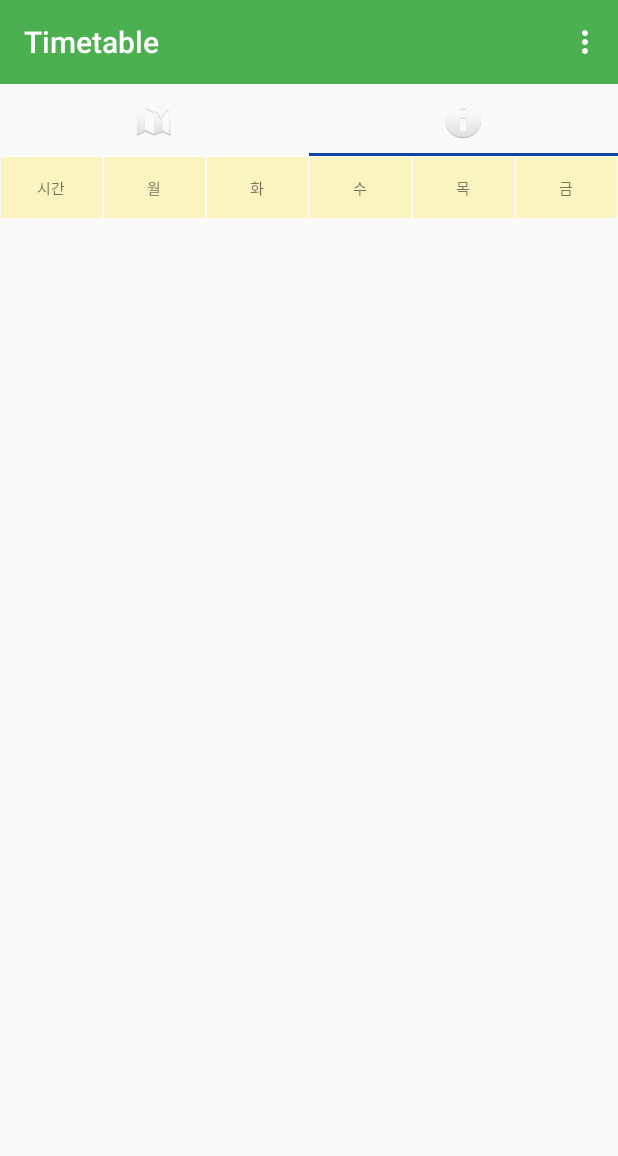
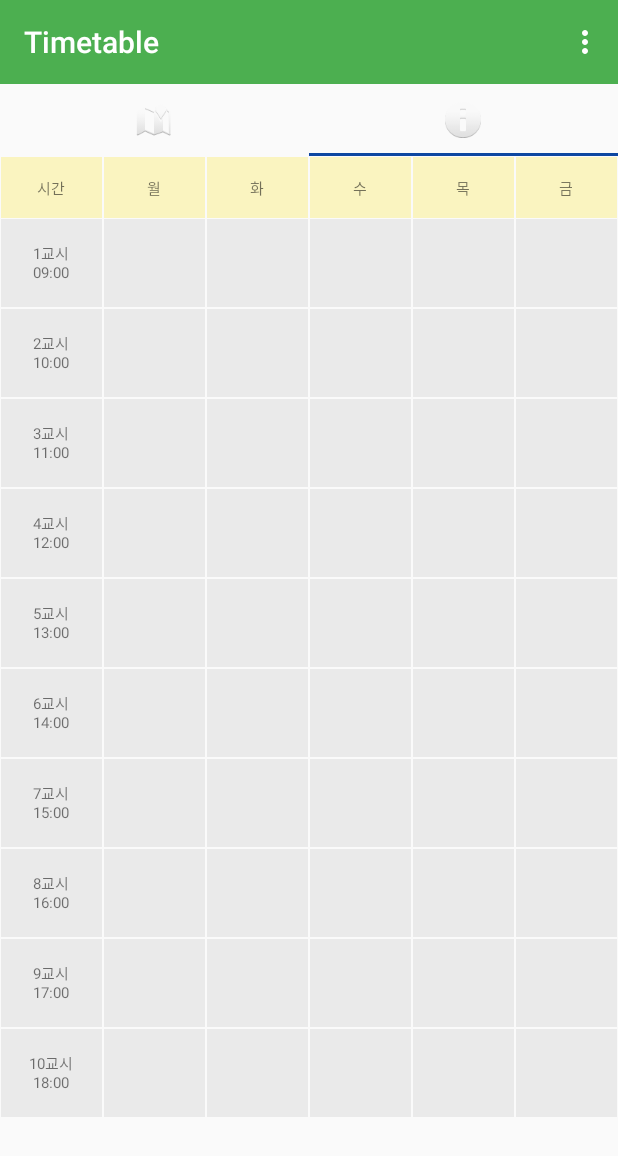
Before and after one commit to NEONKID/DuribonDuribon, an Android app: the screen it shows after launch (MainActivity), tab 2 chosen, on a phone screen of 412 x 824 dp. Shown: the top 1156 px of the screen. Run offline under Robolectric (Android 15) with nearby library versions, the phone set to English and light mode, and no system bars; our stand-ins replace ButterKnife; libraries missing offline, so code that uses them is left out: com.facebook.stetho, com.skp; 5 statements that could not run were skipped.

Commit message:
v0.6.5 시간표 디자인, 로직 버그 수정 Beta

```diff
--- a/app/src/main/java/duribon/dlug/org/duribonduribon/InteriorMapActivity.java
+++ b/app/src/main/java/duribon/dlug/org/duribonduribon/InteriorMapActivity.java
@@ -22,8 +22,9 @@ public class InteriorMapActivity extends AppCompatActivity {
     @Override
     protected void onCreate(Bundle savedInstanceState) {
         super.onCreate(savedInstanceState);
-        setContentView(R.layout.activity_interiormap);
+        setContentView(R.layout.fragment_timetable);
         ButterKnife.inject(this);
+
 
         setSupportActionBar(toolBar);
         getSupportActionBar().setDisplayHomeAsUpEnabled(true);
--- a/app/src/main/java/duribon/dlug/org/duribonduribon/fragment/TimetableFragment.java
+++ b/app/src/main/java/duribon/dlug/org/duribonduribon/fragment/TimetableFragment.java
@@ -3,7 +3,6 @@ package duribon.dlug.org.duribonduribon.fragment;
 import android.content.Context;
 import android.content.DialogInterface;
 import android.database.Cursor;
-import android.database.sqlite.SQLiteDatabase;
 import android.graphics.Color;
 import android.os.Bundle;
 import android.support.v4.app.Fragment;
@@ -40,7 +39,7 @@ public class TimetableFragment extends Fragment implements View.OnClickListener
             "6교시\n14:00","7교시\n15:00","8교시\n16:00","9교시\n17:00","10교시\n18:00"};
     String day_line[] = {"시간","월","화","수","목","금"};
 
-    LinearLayout layout[] = new LinearLayout[time_line.length];
+    LinearLayout[] layouts = new LinearLayout[time_line.length];
     LinearLayout lay_time;
 
     TextView time[] = new TextView[time_line.length];
@@ -52,6 +51,7 @@ public class TimetableFragment extends Fragment implements View.OnClickListener
     EditText put_classroom;
 
     int db_id;
+    int Lid = R.id.lay_A;
     String db_classroom, db_subject;
 
     public static TimetableFragment newInstance() {
@@ -75,32 +75,27 @@ public class TimetableFragment extends Fragment implements View.OnClickListener
 
         helper.search_data();
 
-        LinearLayout.LayoutParams params_1 = new LinearLayout.LayoutParams(LinearLayout.LayoutParams.MATCH_PARENT,
+        LinearLayout.LayoutParams params_1 = new LinearLayout.LayoutParams(
+                LinearLayout.LayoutParams.MATCH_PARENT,
                 LinearLayout.LayoutParams.MATCH_PARENT);
-        params_1.weight = 1;
-        params_1.width = getLcdSizeWidth() / 6;
-        params_1.height = getLcdSizeHeight() / 14;
+        params_1.weight = 1;    // 레이아웃의 weight를 동적으로 설정 (칸의 비율)
+        params_1.width=getLcdSizeWidth() / 6;
+        params_1.height=getLcdSizeHeight() / 14;
         params_1.setMargins(1, 1, 1, 1);
-        params_1.gravity = 1;
+        params_1.gravity=1; // 표가 뒤틀리는 것을 방지
 
-        LinearLayout.LayoutParams params_2 = new LinearLayout.LayoutParams(LinearLayout.LayoutParams.MATCH_PARENT,
-                ViewGroup.LayoutParams.MATCH_PARENT);
-        params_2.weight = 1;
-        params_2.width = getLcdSizeWidth() / 6;
-        params_2.height = getLcdSizeHeight() / 20;
+        LinearLayout.LayoutParams params_2 = new LinearLayout.LayoutParams(
+                LinearLayout.LayoutParams.MATCH_PARENT,
+                LinearLayout.LayoutParams.MATCH_PARENT);
+        params_2.weight = 1;    // 레이아웃의 weight를 동적으로 설정 (칸의 비율)
+        params_2.width=getLcdSizeWidth() / 6;
+        params_2.height=getLcdSizeHeight()/20;
         params_2.setMargins(1, 1, 1, 1);
 
         lay_time = (LinearLayout)ttview.findViewById(R.id.lay_time);
-        layout[0] = (LinearLayout)ttview.findViewById(R.id.lay_0);
-        layout[1] = (LinearLayout)ttview.findViewById(R.id.lay_1);
-        layout[2] = (LinearLayout)ttview.findViewById(R.id.lay_2);
-        layout[3] = (LinearLayout)ttview.findViewById(R.id.lay_3);
-        layout[4] = (LinearLayout)ttview.findViewById(R.id.lay_4);
-        layout[5] = (LinearLayout)ttview.findViewById(R.id.lay_5);
-        layout[6] = (LinearLayout)ttview.findViewById(R.id.lay_6);
-        layout[7] = (LinearLayout)ttview.findViewById(R.id.lay_7);
-        layout[8] = (LinearLayout)ttview.findViewById(R.id.lay_8);
-        layout[9] = (LinearLayout)ttview.findViewById(R.id.lay_9);
+        for(int i = 0; i < layouts.length; i++) {
+            layouts[i] = (LinearLayout)ttview.findViewById(Lid + i);
+        }
 
         //  요일
         for(int i = 0; i < day.length; i++) {
@@ -119,13 +114,13 @@ public class TimetableFragment extends Fragment implements View.OnClickListener
             time[i].setGravity(Gravity.CENTER);
             time[i].setBackgroundColor(Color.parseColor("#EAEAEA"));
             time[i].setTextSize(10);
-            layout[i].addView(time[i], params_1);
+            layouts[i].addView(time[i], params_1);
         }
 
         cursor = helper.getAll();
         cursor.moveToFirst();
 
-        for(int i = 0, id = 0; i < layout.length; i++) {
+        for(int i = 0, id = 0; i < layouts.length; i++) {
             for(int j = 1; j < day_line.length; j++) {
                 data[id] = new TextView(getActivity());
                 data[id].setId(id);
@@ -144,7 +139,7 @@ public class TimetableFragment extends Fragment implements View.OnClickListener
                 } else if(cursor.isAfterLast()) {
                     cursor.close();
                 }
-                layout[i].addView(data[id], params_1);
+                layouts[i].addView(data[id], params_1);
                 id++;
             }
         }
@@ -173,8 +168,8 @@ public class TimetableFragment extends Fragment implements View.OnClickListener
             @Override
             public void onClick(DialogInterface dialogInterface, int i) {
                 int get_id = data[id].getId();
-                helper.add(get_id, put_subject.getText().toString(), TimetableFragment.this.put_classroom.getText().toString());
-                data[id].setText("" + put_subject.getText() + "\n" + put_classroom);
+                helper.add(get_id, put_subject.getText().toString(), put_classroom.getText().toString());
+                data[id].setText("" + put_subject.getText() + "\n" + put_classroom.getText());
             }
         });
         add_dialog.setNegativeButton("취소", new DialogInterface.OnClickListener() {
--- a/app/src/main/res/layout/activity_timetable_add.xml
+++ b/app/src/main/res/layout/activity_timetable_add.xml
@@ -56,6 +56,4 @@
             />
     </LinearLayout>
 
-
-
 </LinearLayout>
--- a/app/src/main/res/layout/fragment_timetable.xml
+++ b/app/src/main/res/layout/fragment_timetable.xml
@@ -9,88 +9,77 @@
     <LinearLayout
         android:id="@+id/lay_time"
         android:layout_width="match_parent"
-        android:layout_height="match_parent"
-        android:orientation="horizontal" >
-    </LinearLayout>
+        android:layout_height="wrap_content"
+        android:orientation="horizontal" />
 
     <LinearLayout
-        android:id="@+id/lay_0"
+        android:id="@+id/lay_A"
         android:layout_width="match_parent"
         android:layout_height="wrap_content"
         android:layout_gravity="left"
-        android:orientation="horizontal">
-    </LinearLayout>
+        android:orientation="horizontal" />
 
     <LinearLayout
-        android:id="@+id/lay_1"
+        android:id="@+id/lay_B"
         android:layout_width="match_parent"
         android:layout_height="wrap_content"
         android:layout_gravity="left"
-        android:orientation="horizontal">
-    </LinearLayout>
+        android:orientation="horizontal" />
 
     <LinearLayout
-        android:id="@+id/lay_2"
+        android:id="@+id/lay_C"
         android:layout_width="wrap_content"
         android:layout_height="wrap_content"
         android:layout_gravity="left"
-        android:orientation="horizontal">
-    </LinearLayout>
+        android:orientation="horizontal" />
 
     <LinearLayout
-        android:id="@+id/lay_3"
+        android:id="@+id/lay_D"
         android:layout_width="wrap_content"
         android:layout_height="wrap_content"
         android:layout_gravity="left"
-        android:orientation="horizontal">
-    </LinearLayout>
+        android:orientation="horizontal" />
 
     <LinearLayout
-        android:id="@+id/lay_4"
+        android:id="@+id/lay_E"
         android:layout_width="wrap_content"
         android:layout_height="wrap_content"
         android:layout_gravity="left"
-        android:orientation="horizontal">
-    </LinearLayout>
+        android:orientation="horizontal" />
 
     <LinearLayout
-        android:id="@+id/lay_5"
+        android:id="@+id/lay_F"
         android:layout_width="wrap_content"
         android:layout_height="wrap_content"
         android:layout_gravity="left"
-        android:orientation="horizontal">
-    </LinearLayout>
+        android:orientation="horizontal" />
 
     <LinearLayout
-        android:id="@+id/lay_6"
+        android:id="@+id/lay_G"
         android:layout_width="wrap_content"
         android:layout_height="wrap_content"
         android:layout_gravity="left"
-        android:orientation="horizontal">
-    </LinearLayout>
+        android:orientation="horizontal" />
 
     <LinearLayout
-        android:id="@+id/lay_7"
+        android:id="@+id/lay_H"
         android:layout_width="wrap_content"
         android:layout_height="wrap_content"
         android:layout_gravity="left"
-        android:orientation="horizontal">
-    </LinearLayout>
+        android:orientation="horizontal" />
 
     <LinearLayout
-        android:id="@+id/lay_8"
+        android:id="@+id/lay_I"
         android:layout_width="wrap_content"
         android:layout_height="wrap_content"
         android:layout_gravity="left"
-        android:orientation="horizontal">
-    </LinearLayout>
+        android:orientation="horizontal" />
 
     <LinearLayout
-        android:id="@+id/lay_9"
+        android:id="@+id/lay_J"
         android:layout_width="wrap_content"
         android:layout_height="wrap_content"
         android:layout_gravity="left"
-        android:orientation="horizontal">
-    </LinearLayout>
+        android:orientation="horizontal" />
 
 </LinearLayout>
```
